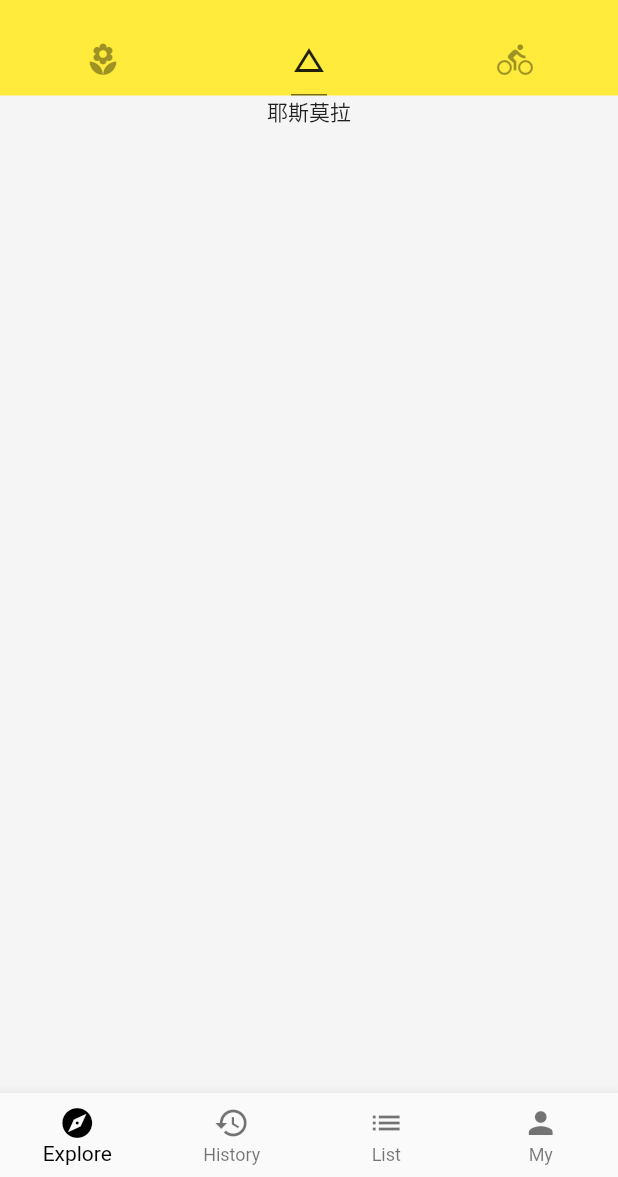
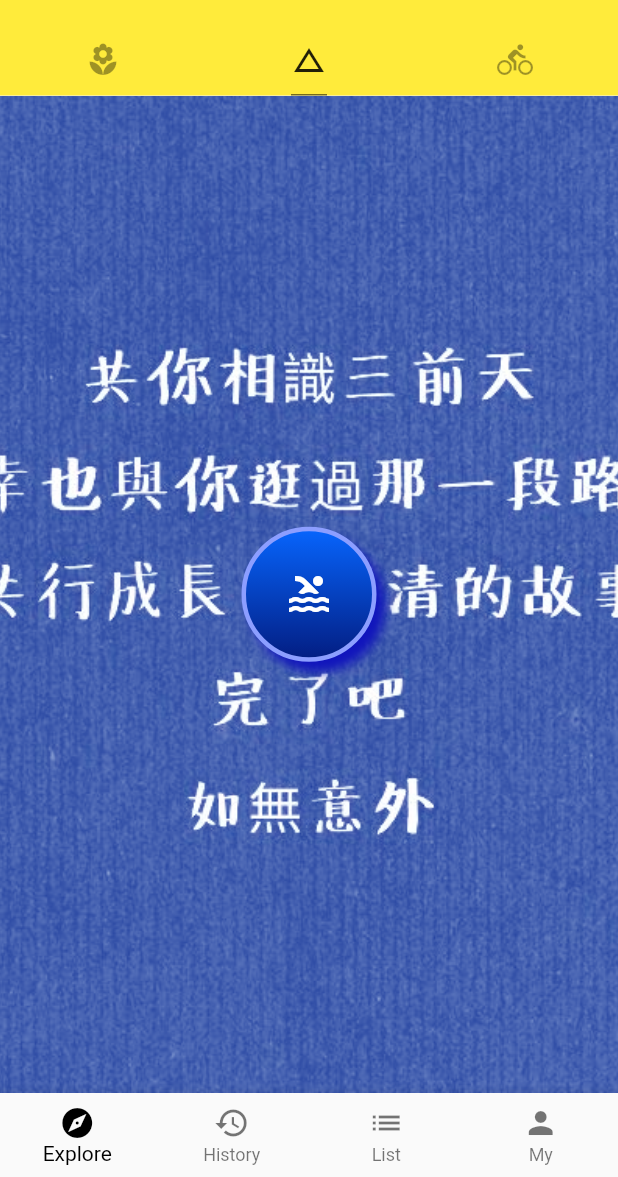
Before and after one commit to WangChao64/Flutter_demo, a Flutter app: the screen it shows after launch, tab 2 chosen, on a phone screen of 412 x 824 dp, the part 59-1236 px from its top. Run offline on Flutter 3.47's test engine with Material 2 defaults, Android fonts, the phone set to English and light mode, and no system bars; our stand-ins replace toast; network calls fail.

Commit message:
完成了图片及小组件的部分练习

```diff
--- a/lib/demo/basic_demo.dart
+++ b/lib/demo/basic_demo.dart
@@ -1,11 +1,65 @@
 import 'package:flutter/material.dart';
+import 'package:flutter_app_test/constant.dart';
 
 class BasicDemo extends StatelessWidget {
   @override
-  Widget build(BuildContext context) {
-    return Text(
-      '耶斯莫拉',
-      textAlign: TextAlign.center,
+  Widget build(BuildContext con) {
+    return Container(
+      // color: Colors.grey[100],
+      decoration: BoxDecoration(
+        image: DecorationImage(
+          //网络图片加载
+          // image: NetworkImage(Constant().PHOTO_URL),
+          //本地图片加载
+          image: AssetImage('images/image1.png'),
+          alignment: Alignment.topCenter,
+          //图像重复模式
+          repeat: ImageRepeat.noRepeat,
+          fit: BoxFit.cover,
+          //滤镜
+          colorFilter: ColorFilter.mode(
+            Colors.indigoAccent[100].withOpacity(0.5),
+            BlendMode.hardLight,
+          ),
+        ),
+      ),
+      child: Row(
+        mainAxisAlignment: MainAxisAlignment.center,
+        children: <Widget>[
+          Container(
+            child: Icon(Icons.pool, size: 32.0, color: Colors.white),
+            // color: Color.fromRGBO(3, 54, 255, 1.0),
+            padding: EdgeInsets.all(16.0),
+            margin: EdgeInsets.all(8.0),
+            width: 90.0,
+            height: 90.0,
+            decoration: BoxDecoration(
+              color: Color.fromRGBO(3, 54, 255, 1.0),
+              border: Border.all(
+                  color: Colors.indigoAccent[100],
+                  width: 3.0,
+                  style: BorderStyle.solid),
+              // borderRadius: BorderRadius.circular(16.0),
+              boxShadow: [
+                BoxShadow(
+                    offset: Offset(6.0, 7.0),
+                    color: Color.fromRGBO(16, 20, 188, 1.0),
+                    blurRadius: 5.0),
+              ],
+              shape: BoxShape.circle,
+              // gradient: RadialGradient(colors: [
+              //   Color.fromRGBO(7, 102, 255, 1.0),
+              //   Color.fromRGBO(3, 28, 128, 1.0)
+              // ]
+              // ),
+              gradient: LinearGradient(colors: [
+                Color.fromRGBO(7, 102, 255, 1.0),
+                Color.fromRGBO(3, 28, 128, 1.0)
+              ], begin: Alignment.topCenter, end: Alignment.bottomCenter),
+            ),
+          ),
+        ],
+      ),
     );
   }
 }
--- a/pubspec.yaml
+++ b/pubspec.yaml
@@ -44,6 +44,8 @@ flutter:
   # included with your application, so that you can use the icons in
   # the material Icons class.
   uses-material-design: true
+  assets:
+    - images/image1.png
 
   # To add assets to your application, add an assets section, like this:
   # assets:
```
Also changed, not shown: images/image1.png (added).
